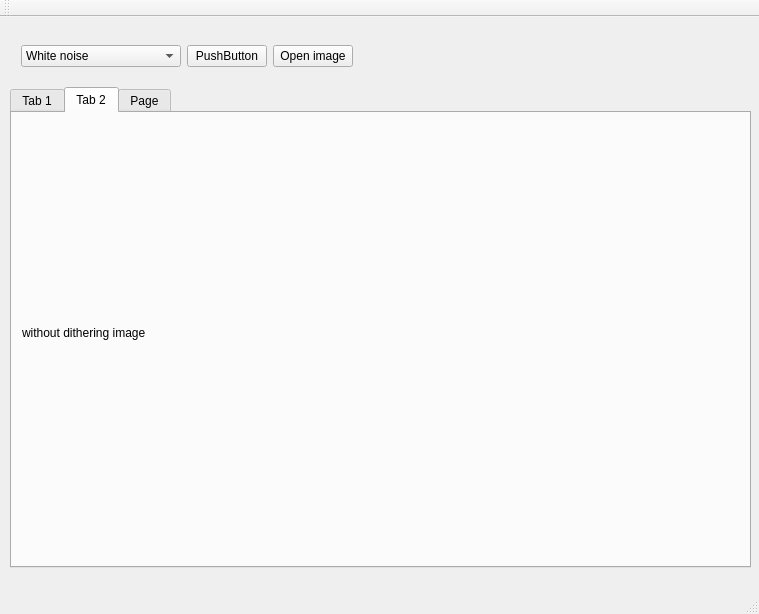
The window that Dithering/MainWindow.ui (akapust1n/Dithering) describes before a commit, drawn with Qt 5.
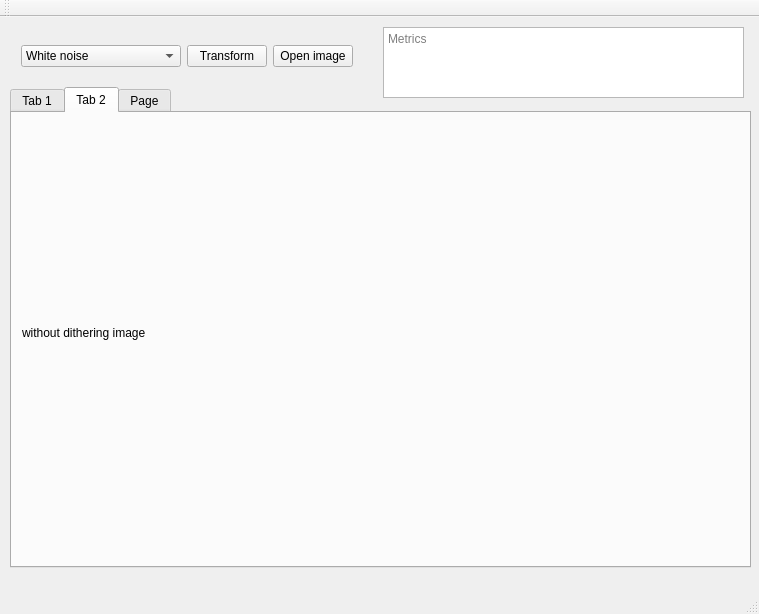
The same window after the commit.

What changed in the file:
```diff
--- a/Dithering/MainWindow.ui
+++ b/Dithering/MainWindow.ui
@@ -130,7 +130,7 @@
        <item>
         <widget class="QPushButton" name="pushButton">
          <property name="text">
-          <string>PushButton</string>
+          <string>Transform</string>
          </property>
         </widget>
        </item>
@@ -145,6 +145,22 @@
      </item>
     </layout>
    </widget>
+   <widget class="QTextEdit" name="textEdit">
+    <property name="geometry">
+     <rect>
+      <x>383</x>
+      <y>10</y>
+      <width>361</width>
+      <height>71</height>
+     </rect>
+    </property>
+    <property name="readOnly">
+     <bool>true</bool>
+    </property>
+    <property name="placeholderText">
+     <string>Metrics</string>
+    </property>
+   </widget>
   </widget>
   <widget class="QMenuBar" name="menuBar">
    <property name="geometry">
```
